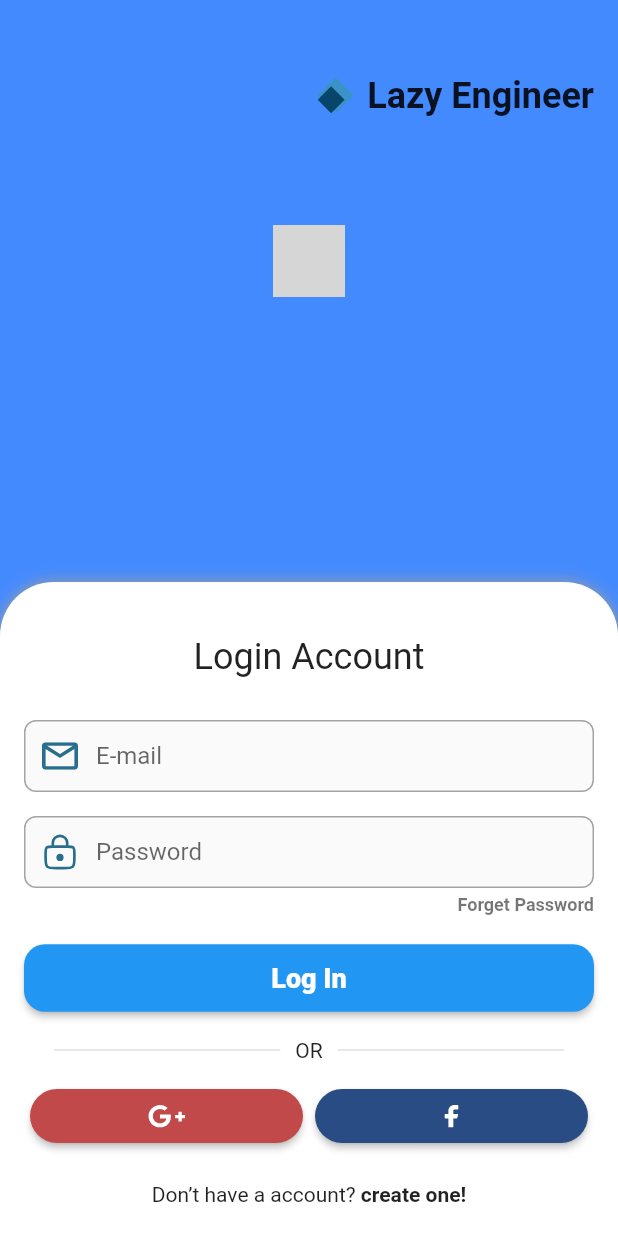
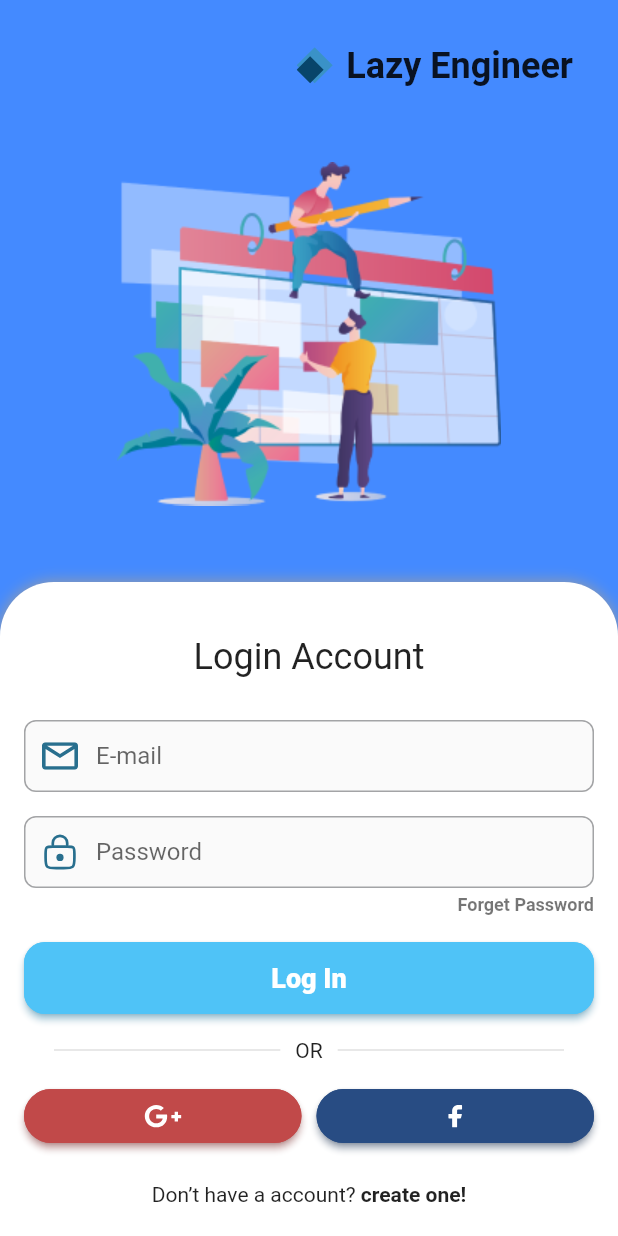
Before and after one commit to vinayak0505/lazy_engineer_flutter, a Flutter app: the screen it shows after launch, on a phone screen of 412 x 824 dp. Run offline on Flutter 3.47's test engine with Material 2 defaults, Android fonts, the phone set to English and light mode, and no system bars; our stand-ins replace dio, flutter_bloc, flutter_svg, freezed_annotation, google_fonts, lottie; project files that could hold a hidden picture were left out; grey boxes are pictures that could not be loaded.

Commit message:
fixed: login screen, removed: roundbutton, fixed: button, fixed: cutomImage

```diff
--- a/lib/assets/images.dart
+++ b/lib/assets/images.dart
@@ -2,7 +2,7 @@ class AppImages {
   static const String notes = "assets/images/notes.svg";
   static const String placeholder = "assets/images/placeholder.png";
   static const String sliderImage = "assets/images/sliderImage.jpg";
-  static const String authBackgroundImage = "assets/images/auth_background.svg";
+  static const String authBackgroundImage = "assets/images/auth_background.png";
   static const String practicleFileImage = "assets/images/practicle_file.svg";
   static const String questionPaperImage = "assets/images/question_paper.svg";
 }
--- a/lib/config/theme/app_theme.dart
+++ b/lib/config/theme/app_theme.dart
@@ -8,9 +8,10 @@ enum AppTheme {
 }
 
 class AppThemes {
-
   static const Color googlePlusColor = Color(0xffC14949);
   static const Color facebookColor = Color(0xff284C83);
+  static const Color secondColor = Color(0xffffffff);
+  static const Color buttonText = Colors.white;
   //light theme
   static const Color whiteColor = Colors.white;
   static const Color primaryColor1 = Color(0xff4fc3f7);
--- /dev/null
+++ b/lib/helper/snackbar.dart
@@ -0,0 +1,6 @@
+import 'package:flutter/material.dart';
+
+showSnackbar(BuildContext context, String message) {
+    ScaffoldMessenger.of(context)
+        .showSnackBar(SnackBar(content: Text(message)));
+  }
--- a/lib/my_app.dart
+++ b/lib/my_app.dart
@@ -10,14 +10,14 @@ import 'config/theme/app_theme.dart';
 
 GlobalKey<NavigatorState> mainNavigatorKey = GlobalKey<NavigatorState>();
 
-class ScrollBehaviorModified extends ScrollBehavior {
-  const ScrollBehaviorModified();
+// class ScrollBehaviorModified extends ScrollBehavior {
+//   const ScrollBehaviorModified();
 
-  @override
-  ScrollPhysics getScrollPhysics(BuildContext context) {
-    return const AlwaysScrollableScrollPhysics(parent: BouncingScrollPhysics());
-  }
-}
+//   @override
+//   ScrollPhysics getScrollPhysics(BuildContext context) {
+//     return const AlwaysScrollableScrollPhysics();
+//   }
+// }
 
 class MyApp extends StatelessWidget {
   const MyApp({Key? key}) : super(key: key);
@@ -32,10 +32,7 @@ class MyApp extends StatelessWidget {
         BlocProvider(create: (context) => AuthCubit(AuthRepository()))
       ],
       child: MaterialApp(
-        builder: (context, child) => ScrollConfiguration(
-          behavior: const ScrollBehaviorModified(),
-          child: child!,
-        ),
+        builder: (context, child) => child!,
         navigatorKey: mainNavigatorKey,
         themeMode: ThemeMode.system,
         theme: AppThemes.appThemeData[AppTheme.lightTheme],
--- a/lib/screens/Authentication/data/repo/auth_repository.dart
+++ b/lib/screens/Authentication/data/repo/auth_repository.dart
@@ -16,8 +16,8 @@ class AuthRepository {
       //   return null;
       // }
       //
+      throw ErrorDescription('lol');
       await Future.delayed(const Duration(seconds: 3));
-      throw ErrorDescription('lol');
       User user = User.dummy();
       return user.userId;
     } catch (e) {
--- a/lib/screens/Authentication/logic/login_bloc/auth_cubit.dart
+++ b/lib/screens/Authentication/logic/login_bloc/auth_cubit.dart
@@ -15,7 +15,6 @@ class AuthCubit extends Cubit<AuthState> {
 
   Future<void> getToken() async {
     token = await repository.getToken();
-    print("token $token");
     if (token != null) {
       emit(AuthState.authorized(token!));
     } else {
--- a/lib/screens/Authentication/ui/components/rounded_button.dart
+++ /dev/null
@@ -1,25 +0,0 @@
-import 'package:flutter/material.dart';
-import 'package:flutter_svg/svg.dart';
-
-class RoundedButton extends StatelessWidget {
-  const RoundedButton({Key? key, required this.icon, required this.color, required this.onPressed}) : super(key: key);
-  final String icon;
-  final Color color;
-  final void Function() onPressed;
-  @override
-  Widget build(BuildContext context) {
-    return Expanded(
-      child: Padding(
-        padding: const EdgeInsets.symmetric(horizontal: 4),
-        child: ElevatedButton(
-          onPressed: onPressed,
-          style: ElevatedButton.styleFrom(
-            shape: const StadiumBorder(),
-            primary: color,
-          ),
-          child: SvgPicture.asset(icon),
-        ),
-      ),
-    );
-  }
-}
--- a/lib/screens/Authentication/ui/login_screen.dart
+++ b/lib/screens/Authentication/ui/login_screen.dart
@@ -2,46 +2,51 @@ import 'package:flutter/gestures.dart';
 import 'package:flutter/material.dart';
 import 'package:flutter_bloc/flutter_bloc.dart';
 import 'package:flutter_svg/svg.dart';
-import 'package:lazy_engineer/assets/constants/strings.dart';
-import 'package:lazy_engineer/assets/images.dart';
-import 'package:lazy_engineer/config/theme/app_theme.dart';
-import 'package:lazy_engineer/screens/Authentication/logic/login_bloc/auth_cubit.dart';
+
+import '../../../assets/constants/strings.dart';
 import '../../../assets/icons.dart';
+import '../../../assets/images.dart';
 import '../../../config/route/routes.dart';
 import '../../components/custom_button.dart';
 import '../../components/custom_text_field.dart';
-import 'components/rounded_button.dart';
+import '../logic/login_bloc/auth_cubit.dart';
 
 class LoginScreen extends StatelessWidget {
   const LoginScreen({Key? key}) : super(key: key);
 
   @override
   Widget build(BuildContext context) {
-    ThemeData theme = Theme.of(context);
     return Scaffold(
       backgroundColor: Colors.blueAccent,
-      body: Stack(alignment: Alignment.center, children: [
-        Align(alignment: Alignment.topRight, child: nameWithIcon(theme)),
-        Positioned(
-            top: 150, child: SvgPicture.asset(AppImages.authBackgroundImage)),
-        const Align(
-          alignment: Alignment.bottomCenter,
-          child: LoginAccount(),
-        ),
+      body: Stack(children: const [
+        AuthBackground(),
+        LoginAccount(),
       ]),
     );
   }
+}
 
-  Widget nameWithIcon(ThemeData theme) {
+class AuthBackground extends StatelessWidget {
+  const AuthBackground({super.key});
+
+  @override
+  Widget build(BuildContext context) {
+    ThemeData theme = Theme.of(context);
     return Padding(
-      padding: const EdgeInsets.fromLTRB(0, 50, 16, 0),
-      child: Row(mainAxisSize: MainAxisSize.min, children: [
+      padding: const EdgeInsets.all(30.0),
+      child: Column(
+        children: [
+          Row(mainAxisAlignment: MainAxisAlignment.end, children: [
             SvgPicture.asset(AppIcons.lazyEngineerIcon),
             const SizedBox(width: 8),
             Text(lazyEngineer,
                 style: theme.textTheme.headline5
                     ?.copyWith(fontWeight: FontWeight.w600))
           ]),
+          const SizedBox(height: 50),
+          Image.asset(AppImages.authBackgroundImage)
+        ],
+      ),
     );
   }
 }
@@ -55,7 +60,9 @@ class LoginAccount extends StatelessWidget {
     TextEditingController passwordController = TextEditingController();
     ThemeData theme = Theme.of(context);
 
-    return SingleChildScrollView(
+    return Align(
+      alignment: Alignment.bottomCenter,
+      child: SingleChildScrollView(
         child: Container(
           decoration: const BoxDecoration(
               color: Colors.white,
@@ -65,26 +72,10 @@ class LoginAccount extends StatelessWidget {
               ),
               boxShadow: [BoxShadow(color: Colors.grey, blurRadius: 8.0)]),
           padding: const EdgeInsets.fromLTRB(16, 18, 16, 8),
-        child: BlocConsumer<AuthCubit, AuthState>(
-          listener: (context, state) {
-            state.whenOrNull(
-              authorized: showSnackbar(context, "authorized"),
-              unathorized: showSnackbar(context, "unathorized"),
-            );
-          },
-          builder: (context, state) {
-            if (state is AuthLoading) {
-              return const Center(child: CircularProgressIndicator());
-            } else {
-              return Column(
-                crossAxisAlignment: CrossAxisAlignment.start,
-                mainAxisSize: MainAxisSize.min,
+          child: Column(
             children: [
               const SizedBox(height: 18),
-                  Align(
-                      alignment: Alignment.topCenter,
-                      child:
-                          Text(loginAccount, style: theme.textTheme.headline5)),
+              Text(loginAccount, style: theme.textTheme.headline5),
               const SizedBox(height: 28),
               CustomTextField(
                   controller: emailController,
@@ -108,6 +99,7 @@ class LoginAccount extends StatelessWidget {
               const SizedBox(height: 18),
               CustomButton(
                 text: login,
+                isBig: true,
                 onPressed: () {
                   context
                       .read<AuthCubit>()
@@ -118,14 +110,13 @@ class LoginAccount extends StatelessWidget {
               horizontalOrLine(theme),
               const SizedBox(height: 12),
               Row(children: [
-                    RoundedButton(
-                        color: AppThemes.googlePlusColor,
-                        icon: AppIcons.gPlusIcon,
-                        onPressed: () {}),
-                    RoundedButton(
-                        color: AppThemes.facebookColor,
-                        icon: AppIcons.fIcon,
-                        onPressed: () {}),
+                Expanded(
+                  child: CustomButton.google(onPressed: () {}),
+                ),
+                const SizedBox(width: 10),
+                Expanded(
+                  child: CustomButton.facebook(onPressed: () {}),
+                ),
               ]),
               const SizedBox(height: 20),
               Align(
@@ -150,9 +141,7 @@ class LoginAccount extends StatelessWidget {
               ),
               const SizedBox(height: 12),
             ],
-              );
-            }
-          },
+          ),
         ),
       ),
     );
@@ -172,9 +161,4 @@ class LoginAccount extends StatelessWidget {
       ],
     );
   }
-
-  showSnackbar(BuildContext context, String message) {
-    ScaffoldMessenger.of(context)
-        .showSnackBar(SnackBar(content: Text(message)));
 }
-}
--- a/lib/screens/Authentication/ui/register_screen.dart
+++ b/lib/screens/Authentication/ui/register_screen.dart
@@ -9,7 +9,6 @@ import 'package:lazy_engineer/screens/components/custom_text_field.dart';
 import '../../../assets/icons.dart';
 import '../../../config/route/routes.dart';
 import '../../components/custom_button.dart';
-import 'components/rounded_button.dart';
 
 class RegisterScreen extends StatelessWidget {
   const RegisterScreen({Key? key}) : super(key: key);
@@ -114,12 +113,10 @@ class RegisterAccount extends StatelessWidget {
               horizontalOrLine(theme),
               const SizedBox(height: 12),
               Row(children: [
-                RoundedButton(
-                    color: AppThemes.googlePlusColor,
+                CustomButton(
                     icon: AppIcons.gPlusIcon,
                     onPressed: () {}),
-                RoundedButton(
-                    color: AppThemes.facebookColor,
+                CustomButton(
                     icon: AppIcons.fIcon,
                     onPressed: () {}),
               ]),
--- a/lib/screens/components/custom_button.dart
+++ b/lib/screens/components/custom_button.dart
@@ -1,28 +1,85 @@
 import 'package:flutter/material.dart';
+import 'package:lazy_engineer/assets/icons.dart';
+import 'package:lazy_engineer/screens/components/custom_image.dart';
+
+import '../../config/theme/app_theme.dart';
 
 class CustomButton extends StatelessWidget {
-  const CustomButton({Key? key, required this.text, required this.onPressed})
-      : super(key: key);
-  final String text;
+  const CustomButton({
+    Key? key,
+    required this.onPressed,
+    this.text,
+    this.icon,
+    this.color = AppThemes.primaryColor1,
+    this.isBig = false,
+    this.borderColor
+  }) : super(key: key);
+
   final void Function() onPressed;
+  final String? text;
+  final String? icon;
+  final Color color;
+  final bool isBig;
+  final Color? borderColor;
+
+  factory CustomButton.google({required void Function() onPressed}) {
+    return CustomButton(
+      onPressed: onPressed,
+      icon: AppIcons.gPlusIcon,
+      color: AppThemes.googlePlusColor,
+    );
+  }
+
+  factory CustomButton.facebook({required void Function() onPressed}) {
+    return CustomButton(
+      onPressed: onPressed,
+      icon: AppIcons.fIcon,
+      color: AppThemes.facebookColor,
+    );
+  }
+
+  factory CustomButton.secondary({required void Function() onPressed,String? icon,String? text}) {
+    return CustomButton(
+      onPressed: onPressed,
+      icon:icon,
+      text: text,
+      color: AppThemes.secondColor,
+      borderColor: AppThemes.primaryColor1,
+    );
+  }
+
   @override
   Widget build(BuildContext context) {
     ThemeData theme = Theme.of(context);
-    return SizedBox(
-      width: double.infinity,
-      child: ElevatedButton(
-        onPressed: onPressed,
-        style: ElevatedButton.styleFrom(
-          primary: Colors.blue,
-          shape: RoundedRectangleBorder(
-            borderRadius: BorderRadius.circular(14),
-          ),
+    return ElevatedButton(
+      onPressed: onPressed,
+      style: ElevatedButton.styleFrom(
+        shadowColor: color,
+        primary: color,
+        side: BorderSide(color: borderColor ?? color),
+        shape: RoundedRectangleBorder(
+          borderRadius: BorderRadius.circular(isBig ? 14 : 20),
         ),
-        child: Padding(
-          padding: const EdgeInsets.all(12.0),
-          child: Text(text,
-              style: theme.textTheme.button
-                  ?.copyWith(fontWeight: FontWeight.w900, color: Colors.white, fontSize: 18)),
+      ),
+      child: SizedBox(
+        height: isBig ? 48 : 34,
+        child: Row(
+          mainAxisSize: MainAxisSize.max,
+          mainAxisAlignment: MainAxisAlignment.center,
+          children: [
+            if (icon != null) CustomImage(icon!),
+            if (icon != null && text != null) const Spacer(),
+            if (text != null)
+              Text(
+                text!,
+                style: theme.textTheme.button?.copyWith(
+                  fontWeight: FontWeight.w900,
+                  color: borderColor ?? AppThemes.buttonText,
+                  fontSize: 18,
+                ),
+              ),
+            if (icon != null && text != null) const Spacer(),
+          ],
         ),
       ),
     );
--- a/lib/screens/components/custom_image.dart
+++ b/lib/screens/components/custom_image.dart
@@ -1,26 +1,23 @@
 import 'package:flutter/material.dart';
 import 'package:flutter_svg/svg.dart';
-import '../../assets/images.dart';
 
 class CustomImage extends StatelessWidget {
   final double? height;
   final double? width;
   final bool? onlyTop;
   final double? radius;
-  final String? svgImage;
-  final String? pngImage;
+  final String image;
   final BoxFit? boxFit;
   final EdgeInsetsGeometry? margin;
   final EdgeInsetsGeometry? padding;
 
-  const CustomImage({
+  const CustomImage(
+    this.image, {
     Key? key,
     this.height,
     this.margin,
     this.padding,
     this.width,
-    this.svgImage,
-    this.pngImage,
     this.onlyTop,
     this.radius,
     this.boxFit,
@@ -28,6 +25,7 @@ class CustomImage extends StatelessWidget {
 
   @override
   Widget build(BuildContext context) {
+    final bool isSvg = (image.split('.').last == 'svg');
     return Container(
       margin: margin ?? EdgeInsets.zero,
       padding: padding ?? EdgeInsets.zero,
@@ -38,26 +36,19 @@ class CustomImage extends StatelessWidget {
                 topRight: Radius.circular(radius ?? 0),
               )
             : BorderRadius.circular(radius ?? 0),
-        child: svgImage != null
+        child: isSvg
             ? SvgPicture.asset(
-                svgImage!,
+                image,
                 width: width,
                 height: height,
                 fit: boxFit ?? BoxFit.cover,
               )
-            : pngImage != null
-                ? Image.asset(
-                    pngImage!,
-                    height: height,
-                    width: width,
-                    fit: boxFit ?? BoxFit.cover,
-                  )
-                : Image.asset(
-                    AppImages.placeholder,
-                    height: height,
-                    width: width,
-                    fit: BoxFit.cover,
-                  ),
+            : Image.asset(
+                image,
+                height: height,
+                width: width,
+                fit: boxFit ?? BoxFit.cover,
+              ),
       ),
     );
   }
--- a/lib/screens/components/grid_card.dart
+++ b/lib/screens/components/grid_card.dart
@@ -23,9 +23,9 @@ class GridCard extends StatelessWidget {
           mainAxisSize: MainAxisSize.min,
           children: [
             CustomImage(
+              data.image!,
               height: 120,
               radius: kRoundedRectangleRadius,
-              svgImage: data.image,
               onlyTop: true,
             ),
             const SizedBox(height: 16),
--- a/lib/screens/home_screen/ui/components/slider_view.dart
+++ b/lib/screens/home_screen/ui/components/slider_view.dart
@@ -21,7 +21,7 @@ class SliderView extends StatelessWidget {
           return CustomImage(
             padding: const EdgeInsets.symmetric(horizontal: 8),
             radius: kRoundedRectangleRadius,
-            pngImage: imageList[index],
+            imageList[index],
             boxFit: BoxFit.fitHeight,
           );
         },
```
Also changed, not shown: assets/images/auth_background.png (added), assets/images/auth_background.svg (deleted). Lines whose indentation alone changed are shown as unchanged.
